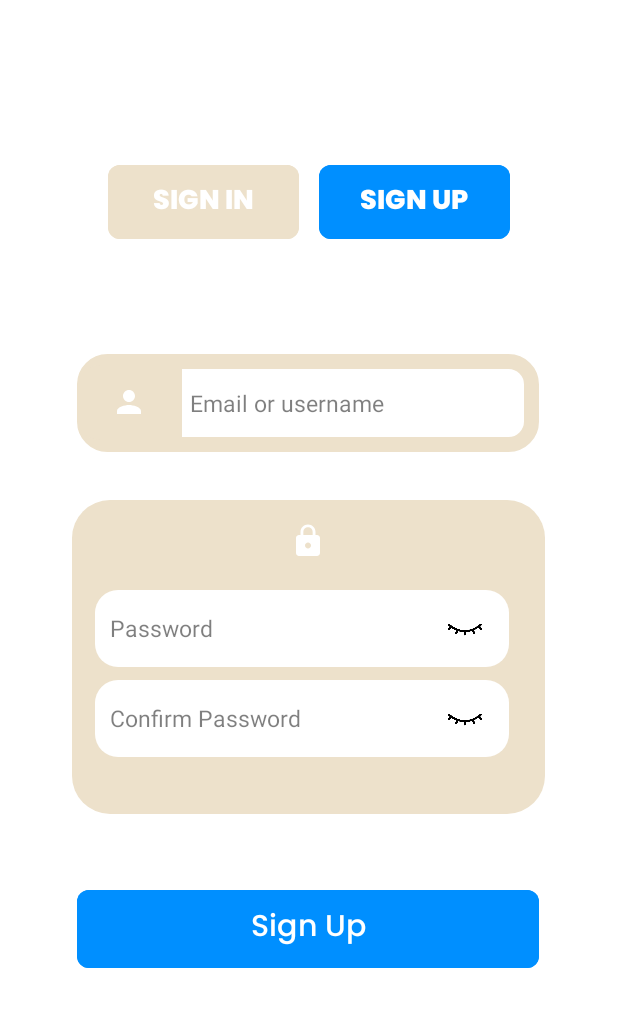
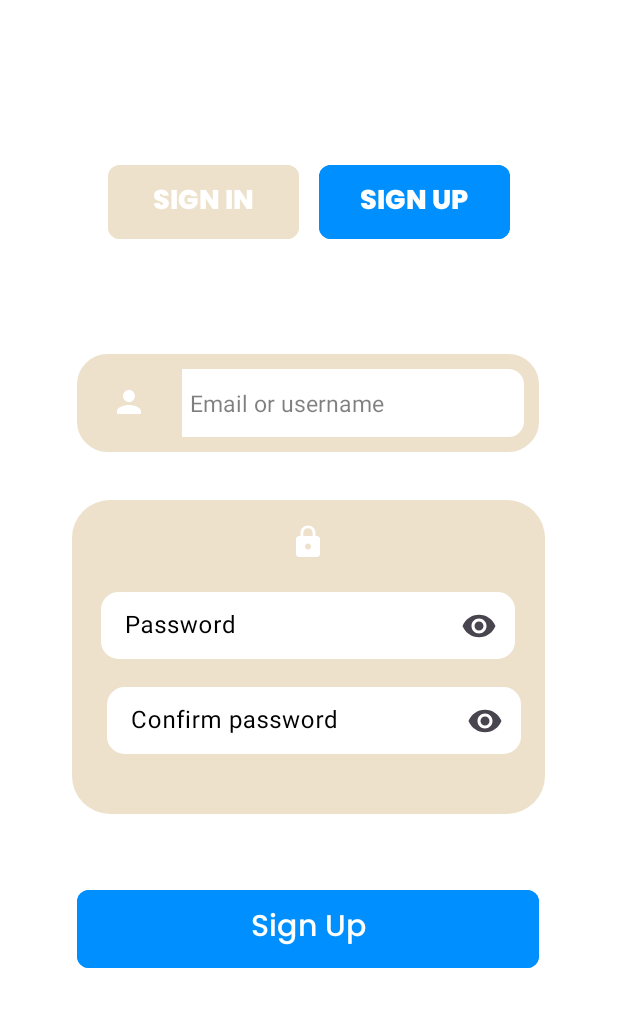
Before and after one commit to paulPortos/Taking_Notes, an Android app: the SignupActivity screen opened directly, with no data from a screen before it, on a phone screen of 412 x 824 dp, the part 149-1176 px from its top. Run offline under Robolectric (Android 15) with nearby library versions, the phone set to English and light mode, and no system bars.

Commit message:
made the sign up confirm password

```diff
--- a/app/src/main/java/com/group1/takingnotes/SignupActivity.kt
+++ b/app/src/main/java/com/group1/takingnotes/SignupActivity.kt
@@ -16,8 +16,6 @@ class SignupActivity : AppCompatActivity() {
     private lateinit var etUsername: EditText
     private lateinit var etPassword: EditText
     private lateinit var etConfirmPassword: EditText
-    private lateinit var togglePassword: ImageView
-    private lateinit var toggleConfirmPassword: ImageView
     private lateinit var btnLoginNow: Button
     private lateinit var btnSignIn: Button
 
@@ -28,10 +26,8 @@ class SignupActivity : AppCompatActivity() {
         enableEdgeToEdge()
         setContentView(R.layout.activity_signup)
         etUsername = findViewById(R.id.etusername)
-        etPassword = findViewById(R.id.etpassword)
-        etConfirmPassword = findViewById(R.id.etconfirmpassword)
-        togglePassword = findViewById(R.id.ivTogglePassword)
-        toggleConfirmPassword = findViewById(R.id.ivToggleConfirmPassword)
+        etPassword = findViewById(R.id.Password)
+        etConfirmPassword = findViewById(R.id.confirmedpasss)
         btnLoginNow = findViewById(R.id.btnloginnow)
         btnSignIn = findViewById(R.id.btnSignIn)
 
@@ -69,38 +65,6 @@ class SignupActivity : AppCompatActivity() {
         }
 
 
-        // SHOW/HIDE PASSWORD
-        var isPasswordVisible = false
-        this.togglePassword.setOnClickListener {
-            isPasswordVisible = !isPasswordVisible
-            if (isPasswordVisible) {
-                // Show Password
-                this.etPassword.inputType = InputType.TYPE_TEXT_VARIATION_VISIBLE_PASSWORD
-                this.togglePassword.setImageResource(R.drawable.ic_visibility_on) // Update to your "visible" icon
-            } else {
-                // Hide Password
-                this.etPassword.inputType = InputType.TYPE_CLASS_TEXT or InputType.TYPE_TEXT_VARIATION_PASSWORD
-                this.togglePassword.setImageResource(R.drawable.ic_visibility_off) // Update to your "invisible" icon
-            }
-            // Move the cursor to the end of the text
-            this.etPassword.setSelection(etPassword.text.length)
-        }
 
-
-        // SHOW/HIDE CONFIRM PASSWORD
-        this.toggleConfirmPassword.setOnClickListener {
-            isPasswordVisible = !isPasswordVisible
-            if (isPasswordVisible) {
-                // Show Password
-                this.etConfirmPassword.inputType = InputType.TYPE_TEXT_VARIATION_VISIBLE_PASSWORD
-                this.toggleConfirmPassword.setImageResource(R.drawable.ic_visibility_on) // Update to your "visible" icon
-            } else {
-                // Hide Password
-                this.etConfirmPassword.inputType = InputType.TYPE_CLASS_TEXT or InputType.TYPE_TEXT_VARIATION_PASSWORD
-                this.toggleConfirmPassword.setImageResource(R.drawable.ic_visibility_off) // Update to your "invisible" icon
-            }
-            // Move the cursor to the end of the text
-            this.etConfirmPassword.setSelection(etConfirmPassword.text.length)
-        }
     }
 }
--- a/app/src/main/res/layout/activity_signup.xml
+++ b/app/src/main/res/layout/activity_signup.xml
@@ -108,68 +108,72 @@
         app:layout_constraintVertical_bias="0.704">
 
 
-        <ImageView
-            android:layout_width="24dp"
-            android:layout_height="24dp"
-            android:layout_gravity="top|center"
-            android:layout_marginTop="15dp"
-            android:src="@drawable/password" />
+        <androidx.constraintlayout.widget.ConstraintLayout
+            android:layout_width="match_parent"
+            android:layout_height="match_parent">
 
-        <EditText
-            android:id="@+id/etpassword"
-            android:layout_width="276dp"
-            android:layout_height="51dp"
-            android:layout_marginLeft="15dp"
-            android:layout_marginTop="60dp"
-            android:background="@drawable/edittext"
-            android:ems="10"
-            android:hint="Password"
-            android:inputType="textPassword"
-            android:paddingLeft="10dp"
-            android:textColor="@color/black"
-            android:textColorHint="#80000000"
-            android:textSize="15dp" />
+            <ImageView
+                android:id="@+id/imageView2"
+                android:layout_width="24dp"
+                android:layout_height="24dp"
+                android:layout_gravity="top|center"
+                android:src="@drawable/password"
+                app:layout_constraintBottom_toBottomOf="parent"
+                app:layout_constraintEnd_toEndOf="parent"
+                app:layout_constraintHorizontal_bias="0.498"
+                app:layout_constraintStart_toStartOf="parent"
+                app:layout_constraintTop_toTopOf="parent"
+                app:layout_constraintVertical_bias="0.086" />
 
-        <EditText
-            android:id="@+id/etconfirmpassword"
-            android:layout_width="276dp"
-            android:layout_height="51dp"
-            android:layout_marginLeft="15dp"
-            android:layout_marginTop="120dp"
-            android:background="@drawable/edittext"
-            android:ems="10"
-            android:hint="Confirm Password"
-            android:inputType="textPassword"
-            android:paddingLeft="10dp"
-            android:textColor="@color/black"
-            android:textColorHint="#80000000"
-            android:textSize="15dp"
+            <com.google.android.material.textfield.TextInputLayout
+                android:id="@+id/textInputLayout"
+                android:layout_width="276dp"
+                android:layout_height="50dp"
+                android:hint="@string/password_signup"
+                android:textColorHint="@color/black"
+                app:endIconMode="password_toggle"
+                app:endIconModeTint="@color/black"
+                app:layout_constraintBottom_toBottomOf="parent"
+                app:layout_constraintEnd_toEndOf="parent"
+                app:layout_constraintHorizontal_bias="0.487"
+                app:layout_constraintStart_toStartOf="parent"
+                app:layout_constraintTop_toTopOf="parent"
+                app:layout_constraintVertical_bias="0.352">
 
-            />
+                <com.google.android.material.textfield.TextInputEditText
+                    android:id="@+id/Password"
+                    android:layout_width="match_parent"
+                    android:layout_height="wrap_content"
+                    android:background="@drawable/round"
+                    android:backgroundTint="@color/white"
+                    android:inputType="textPassword"
+                    android:textColor="@color/black" />
+            </com.google.android.material.textfield.TextInputLayout>
 
-        <ImageView
-            android:id="@+id/ivTogglePassword"
-            android:layout_width="32dp"
-            android:layout_height="32dp"
-            android:layout_alignParentEnd="true"
-            android:layout_centerVertical="true"
-            android:layout_marginLeft="250dp"
-            android:layout_marginTop="70dp"
-            android:contentDescription="Toggle password visibility"
-            android:paddingEnd="8dp"
-            android:src="@drawable/ic_visibility_off" />
+            <com.google.android.material.textfield.TextInputLayout
+                android:layout_width="276dp"
+                android:layout_height="50dp"
+                android:hint="@string/confirm_password"
+                android:textColorHint="@color/black"
+                app:endIconMode="password_toggle"
+                app:endIconModeTint="@color/black"
+                app:layout_constraintBottom_toBottomOf="parent"
+                app:layout_constraintEnd_toEndOf="parent"
+                app:layout_constraintHorizontal_bias="0.589"
+                app:layout_constraintStart_toStartOf="parent"
+                app:layout_constraintTop_toTopOf="parent"
+                app:layout_constraintVertical_bias="0.748">
 
-        <ImageView
-            android:id="@+id/ivToggleConfirmPassword"
-            android:layout_width="32dp"
-            android:layout_height="32dp"
-            android:layout_alignParentEnd="true"
-            android:layout_centerVertical="true"
-            android:layout_marginLeft="250dp"
-            android:layout_marginTop="130dp"
-            android:contentDescription="Toggle password visibility"
-            android:paddingEnd="8dp"
-            android:src="@drawable/ic_visibility_off" />
+                <com.google.android.material.textfield.TextInputEditText
+                    android:id="@+id/confirmedpasss"
+                    android:layout_width="match_parent"
+                    android:layout_height="wrap_content"
+                    android:background="@drawable/round"
+                    android:backgroundTint="@color/white"
+                    android:inputType="textPassword"
+                    android:textColor="@color/black" />
+            </com.google.android.material.textfield.TextInputLayout>
+        </androidx.constraintlayout.widget.ConstraintLayout>
 
 
     </FrameLayout>
--- a/app/src/main/res/values/strings.xml
+++ b/app/src/main/res/values/strings.xml
@@ -4,4 +4,6 @@
     <string name="hello_blank_fragment">Hello blank fragment</string>
     <string name="password">Password</string>
     <string name="username">Username</string>
+    <string name="confirm_password">Confirm password</string>
+    <string name="password_signup">Password</string>
 </resources>
```
